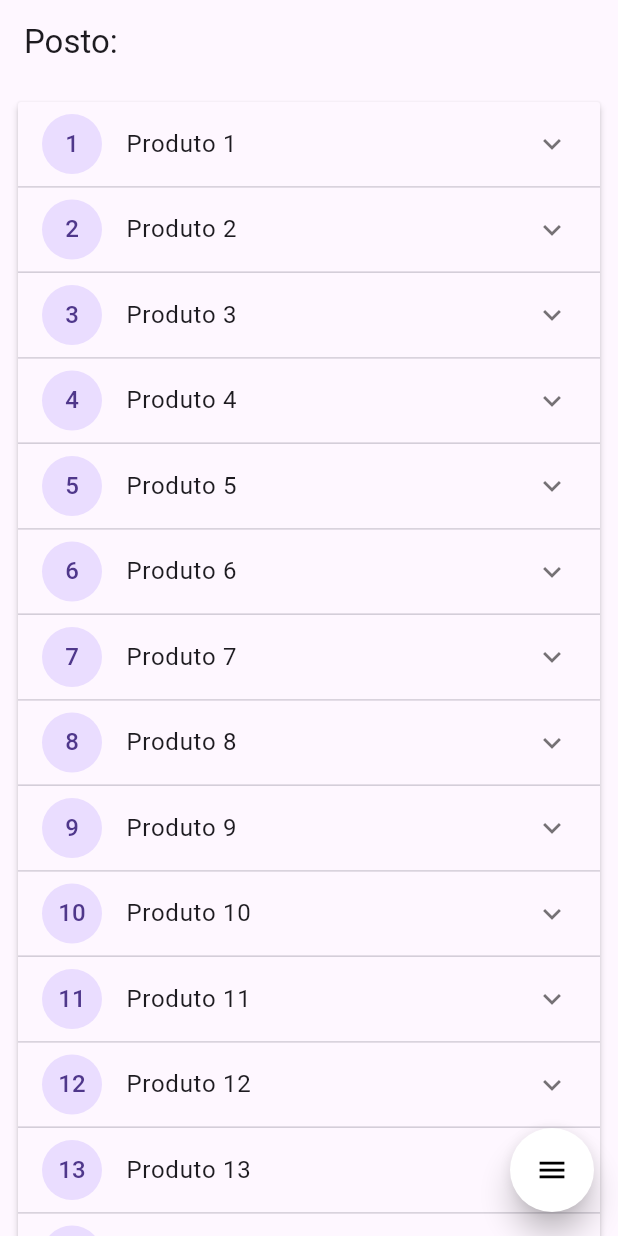
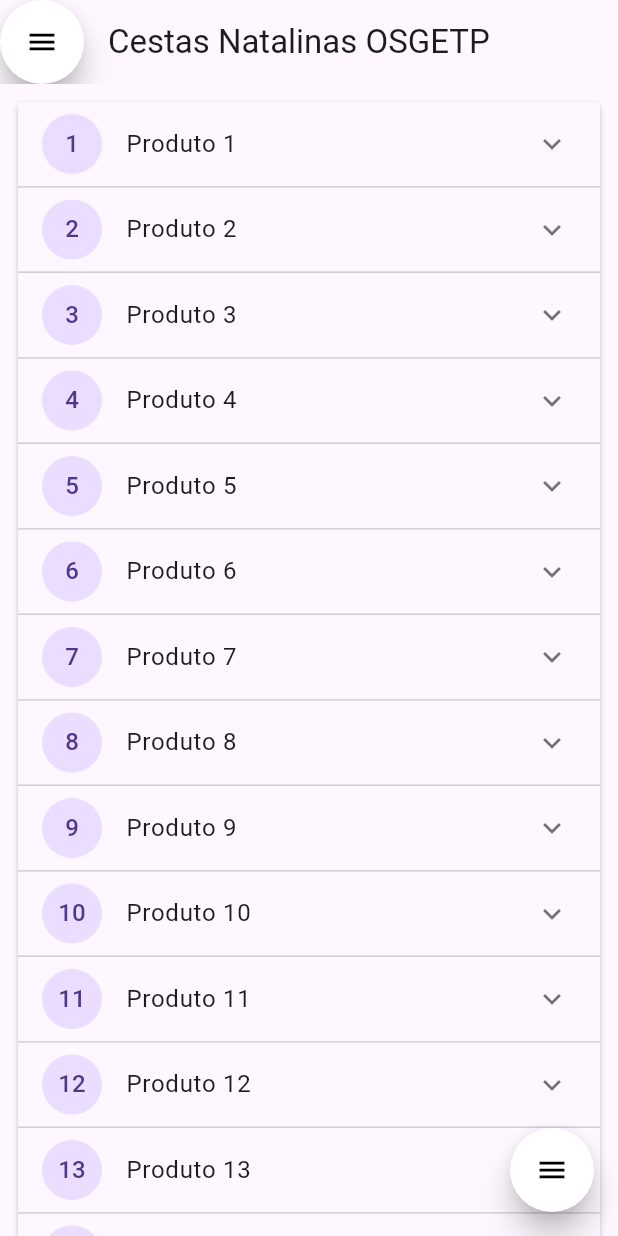
Before and after one commit to geptudi/postos, a Flutter app: the screen it shows after launch, on a phone screen of 412 x 824 dp. Run offline on Flutter 3.47's test engine with Material 3 defaults, Android fonts, the phone set to English and light mode, and no system bars; drawn by our look-alikes of flutter_speed_dial; network calls fail.

Commit message:
versao 0.1

```diff
--- a/lib/pages/expansion_page.dart
+++ b/lib/pages/expansion_page.dart
@@ -16,7 +16,8 @@ class _ExpansionPageState extends State<ExpansionPage> {
   Widget build(BuildContext context) {
     return Scaffold(
       appBar: AppBar(
-        title: const Text('Posto: '),
+        leading: customFloatingActionButton(context),
+        title: const Text('Cestas Natalinas OSGETP'),
       ),
       floatingActionButton: customFloatingActionButton(context),
       body: SingleChildScrollView(
```
